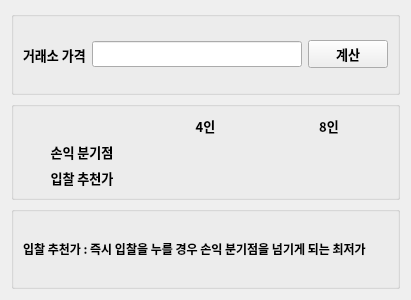
First picture: the form in auction_calc/auctioncalc.ui, repository Wseop/Qt_LoaTools, before the edit.
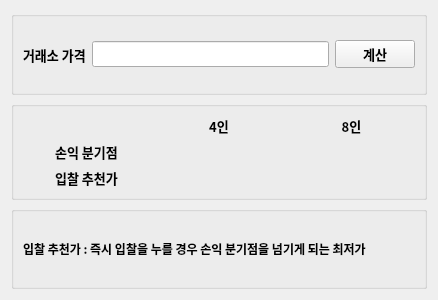
Second picture: the form after the edit.

Diff of the .ui file:
```diff
--- a/auction_calc/auctioncalc.ui
+++ b/auction_calc/auctioncalc.ui
@@ -6,7 +6,7 @@
    <rect>
     <x>0</x>
     <y>0</y>
-    <width>411</width>
+    <width>438</width>
     <height>300</height>
    </rect>
   </property>
```
Left out of the diff: 4 changed lines with no effect on the pictures.
